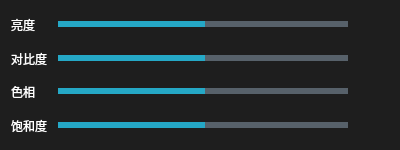
Before: the Qt Designer form MediaPlayerXPre/OptionDialog.ui in ohto-ai/school-course-archives, drawn with Qt 5.
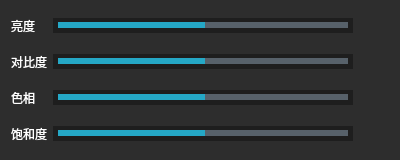
After: the same form once the commit is applied. Icons and pictures are not drawn.

```diff
--- a/MediaPlayerXPre/OptionDialog.ui
+++ b/MediaPlayerXPre/OptionDialog.ui
@@ -7,21 +7,9 @@
     <x>0</x>
     <y>0</y>
     <width>400</width>
-    <height>150</height>
+    <height>160</height>
    </rect>
   </property>
-  <property name="minimumSize">
-   <size>
-    <width>400</width>
-    <height>150</height>
-   </size>
-  </property>
-  <property name="maximumSize">
-   <size>
-    <width>400</width>
-    <height>150</height>
-   </size>
-  </property>
   <property name="windowTitle">
    <string>Option</string>
   </property>
@@ -30,10 +18,24 @@
     <normaloff>:/MediaPlayerXPre/res/option.png</normaloff>:/MediaPlayerXPre/res/option.png</iconset>
   </property>
   <property name="styleSheet">
-   <string notr="true">background-color: #1E1E1E;
-color:#FFF;
+   <string notr="true">QWidget
+{
+	background-color:#2D2D2D;
+	color:#FFF;
+}
 
-</string>
+QPushButton {
+}
+
+QPushButton:hover {
+	border: 1px solid #3E3E3E;
+}
+
+QPushButton:pressed {
+    background-color: #5E5E5E;
+    border-color: #3E3E3E;
+    color: yellow;
+}</string>
   </property>
   <layout class="QGridLayout" name="gridLayout_2">
    <item row="0" column="0">
```
Left out of the diff: 12 changed lines with no effect on the pictures.
